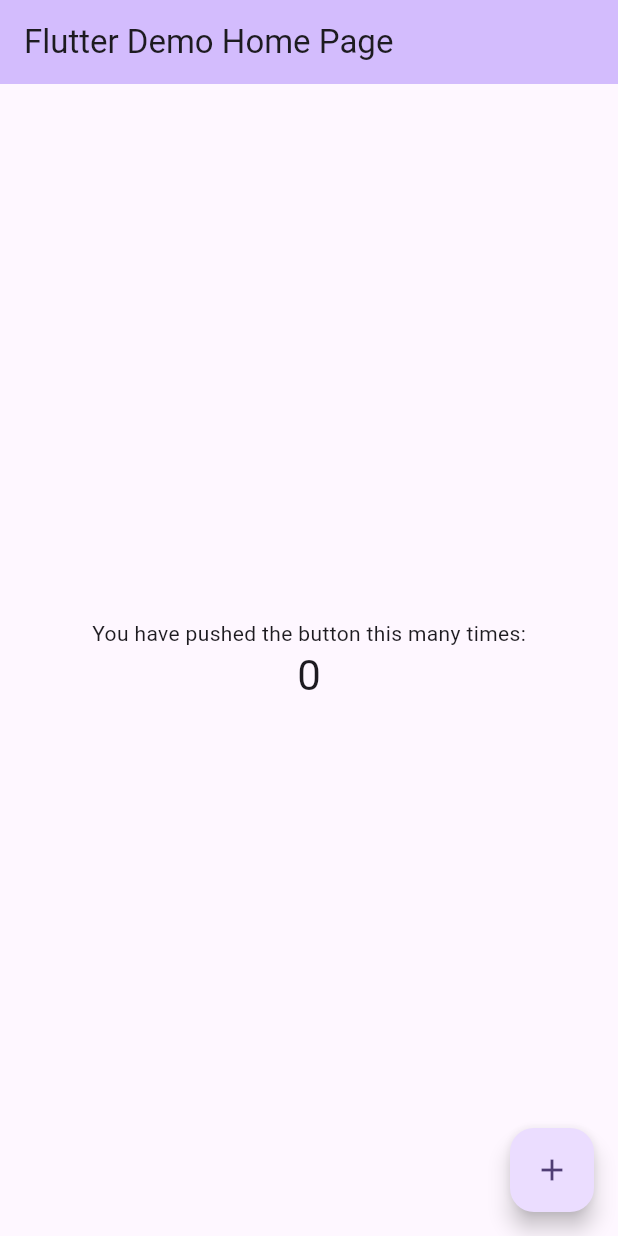
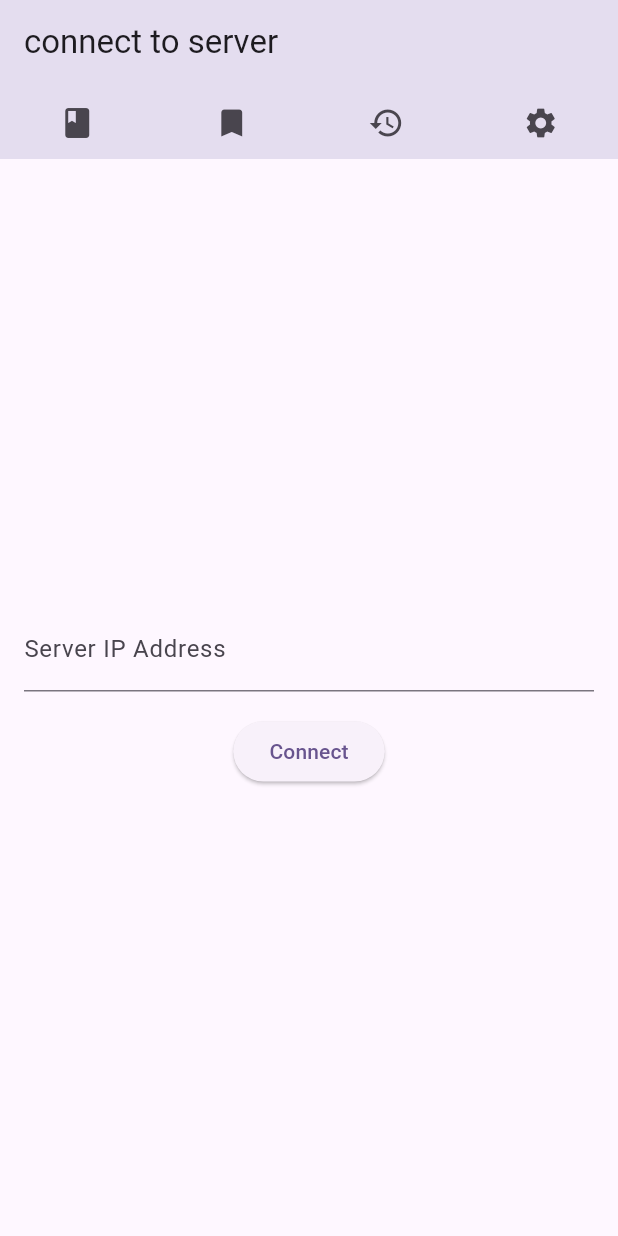
Before and after one commit to STRockefeller/langdida-ui, a Flutter app: the screen it shows after launch, on a phone screen of 412 x 824 dp. Run offline on Flutter 3.47's test engine with Material 2 defaults, Android fonts, the phone set to English and light mode, and no system bars; our stand-ins replace get_storage.

Commit message:
feat: entry page and common app bar

```diff
--- a/lib/main.dart
+++ b/lib/main.dart
@@ -1,4 +1,5 @@
 import 'package:flutter/material.dart';
+import 'package:langdida_ui/src/features/entry_page/entry_page.dart';
 
 void main() {
   runApp(const MyApp());
@@ -6,47 +7,21 @@
 
 class MyApp extends StatelessWidget {
   const MyApp({super.key});
-
-  // This widget is the root of your application.
   @override
   Widget build(BuildContext context) {
     return MaterialApp(
       title: 'Flutter Demo',
       theme: ThemeData(
-        // This is the theme of your application.
-        //
-        // TRY THIS: Try running your application with "flutter run". You'll see
-        // the application has a blue toolbar. Then, without quitting the app,
-        // try changing the seedColor in the colorScheme below to Colors.green
-        // and then invoke "hot reload" (save your changes or press the "hot
-        // reload" button in a Flutter-supported IDE, or press "r" if you used
-        // the command line to start the app).
-        //
-        // Notice that the counter didn't reset back to zero; the application
-        // state is not lost during the reload. To reset the state, use hot
-        // restart instead.
-        //
-        // This works for code too, not just values: Most code changes can be
-        // tested with just a hot reload.
         colorScheme: ColorScheme.fromSeed(seedColor: Colors.deepPurple),
         useMaterial3: true,
       ),
-      home: const MyHomePage(title: 'Flutter Demo Home Page'),
+      home: const EntryPage(key: Key('entry_page')),
     );
   }
 }
 
 class MyHomePage extends StatefulWidget {
   const MyHomePage({super.key, required this.title});
-
-  // This widget is the home page of your application. It is stateful, meaning
-  // that it has a State object (defined below) that contains fields that affect
-  // how it looks.
-
-  // This class is the configuration for the state. It holds the values (in this
-  // case the title) provided by the parent (in this case the App widget) and
-  // used by the build method of the State. Fields in a Widget subclass are
-  // always marked "final".
 
   final String title;
 
@@ -59,50 +34,19 @@
 
   void _incrementCounter() {
     setState(() {
-      // This call to setState tells the Flutter framework that something has
-      // changed in this State, which causes it to rerun the build method below
-      // so that the display can reflect the updated values. If we changed
-      // _counter without calling setState(), then the build method would not be
-      // called again, and so nothing would appear to happen.
       _counter++;
     });
   }
 
   @override
   Widget build(BuildContext context) {
-    // This method is rerun every time setState is called, for instance as done
-    // by the _incrementCounter method above.
-    //
-    // The Flutter framework has been optimized to make rerunning build methods
-    // fast, so that you can just rebuild anything that needs updating rather
-    // than having to individually change instances of widgets.
     return Scaffold(
       appBar: AppBar(
-        // TRY THIS: Try changing the color here to a specific color (to
-        // Colors.amber, perhaps?) and trigger a hot reload to see the AppBar
-        // change color while the other colors stay the same.
         backgroundColor: Theme.of(context).colorScheme.inversePrimary,
-        // Here we take the value from the MyHomePage object that was created by
-        // the App.build method, and use it to set our appbar title.
         title: Text(widget.title),
       ),
       body: Center(
-        // Center is a layout widget. It takes a single child and positions it
-        // in the middle of the parent.
         child: Column(
-          // Column is also a layout widget. It takes a list of children and
-          // arranges them vertically. By default, it sizes itself to fit its
-          // children horizontally, and tries to be as tall as its parent.
-          //
-          // Column has various properties to control how it sizes itself and
-          // how it positions its children. Here we use mainAxisAlignment to
-          // center the children vertically; the main axis here is the vertical
-          // axis because Columns are vertical (the cross axis would be
-          // horizontal).
-          //
-          // TRY THIS: Invoke "debug painting" (choose the "Toggle Debug Paint"
-          // action in the IDE, or press "p" in the console), to see the
-          // wireframe for each widget.
           mainAxisAlignment: MainAxisAlignment.center,
           children: <Widget>[
             const Text(
@@ -119,7 +63,7 @@
         onPressed: _incrementCounter,
         tooltip: 'Increment',
         child: const Icon(Icons.add),
-      ), // This trailing comma makes auto-formatting nicer for build methods.
+      ),
     );
   }
 }
--- /dev/null
+++ b/lib/src/components/app_bar.dart
@@ -0,0 +1,44 @@
+import 'package:flutter/material.dart';
+
+AppBar newLangDiDaAppBar(String title) {
+  return AppBar(
+    backgroundColor: const Color.fromARGB(255, 228, 221, 239),
+    title: Text(title),
+    // buttons redirect to different pages (Reading, Reviewing, Logs, and Settings)
+    bottom: PreferredSize(
+      preferredSize: const Size.fromHeight(50),
+      child: Row(
+        children: <Widget>[
+          Expanded(
+            child: IconButton(
+              icon: const Icon(Icons.book),
+              onPressed: () {
+              },
+            ),
+          ),
+          Expanded(
+            child: IconButton(
+              icon: const Icon(Icons.bookmark),
+              onPressed: () {
+              },
+            ),
+          ),
+          Expanded(
+            child: IconButton(
+              icon: const Icon(Icons.history),
+              onPressed: () {
+              },
+            ),
+          ),
+          Expanded(
+            child: IconButton(
+              icon: const Icon(Icons.settings),
+              onPressed: () {
+              },
+            ),
+          ),
+        ],
+      ),
+    ),
+  );
+}
--- /dev/null
+++ b/lib/src/features/entry_page/entry_page.dart
@@ -0,0 +1,92 @@
+import 'package:flutter/material.dart';
+import 'package:get_storage/get_storage.dart';
+import 'package:langdida_ui/src/components/app_bar.dart';
+
+class EntryPage extends StatefulWidget {
+  const EntryPage({required Key key}) : super(key: key);
+  @override
+  EntryPageState createState() => EntryPageState();
+}
+
+class EntryPageState extends State<EntryPage> {
+  final GetStorage _storage = GetStorage();
+  late TextEditingController _controller;
+  bool _isLoading = false;
+
+  @override
+  void initState() {
+    super.initState();
+    _controller = TextEditingController();
+    _loadServerAddress();
+  }
+
+  void _loadServerAddress() {
+    String? serverAddress = _storage.read('server_address');
+    if (serverAddress?.isNotEmpty == true) {
+      // connect to the server
+      _connectToServer(serverAddress!);
+    }
+  }
+
+  void _connectToServer(String serverAddress) {
+    // connect to the server
+    setState(() {
+      _isLoading = true;
+    });
+
+    // do the connection logic here
+
+    setState(() {
+      _isLoading = false;
+    });
+
+    _saveServerAddress(serverAddress);
+  }
+
+  void _saveServerAddress(String serverAddress) {
+    _storage.write('server_address', serverAddress);
+  }
+
+  void _submit() {
+    String serverAddress = _controller.text.trim();
+
+    if (serverAddress.isNotEmpty) {
+      // save the server address
+      _saveServerAddress(serverAddress);
+
+      // connect to the server
+      _connectToServer(serverAddress);
+    }
+  }
+
+  @override
+  Widget build(BuildContext context) {
+    return Scaffold(
+      appBar: newLangDiDaAppBar("connect to server"),
+      body: Center(
+        child: _isLoading
+            ? const CircularProgressIndicator()
+            : Padding(
+                padding: const EdgeInsets.all(16.0),
+                child: Column(
+                  mainAxisAlignment: MainAxisAlignment.center,
+                  children: [
+                    TextField(
+                      controller: _controller,
+                      decoration: const InputDecoration(
+                        labelText: 'Server IP Address',
+                        hintText: 'Enter the server IP address',
+                      ),
+                    ),
+                    const SizedBox(height: 16.0),
+                    ElevatedButton(
+                      onPressed: _submit,
+                      child: const Text('Connect'),
+                    ),
+                  ],
+                ),
+              ),
+      ),
+    );
+  }
+}
--- a/pubspec.yaml
+++ b/pubspec.yaml
@@ -35,6 +35,7 @@ dependencies:
   # The following adds the Cupertino Icons font to your application.
   # Use with the CupertinoIcons class for iOS style icons.
   cupertino_icons: ^1.0.2
+  get_storage: ^2.1.1
 
 dev_dependencies:
   flutter_test:
```
Also changed, not shown: 1 other file.
